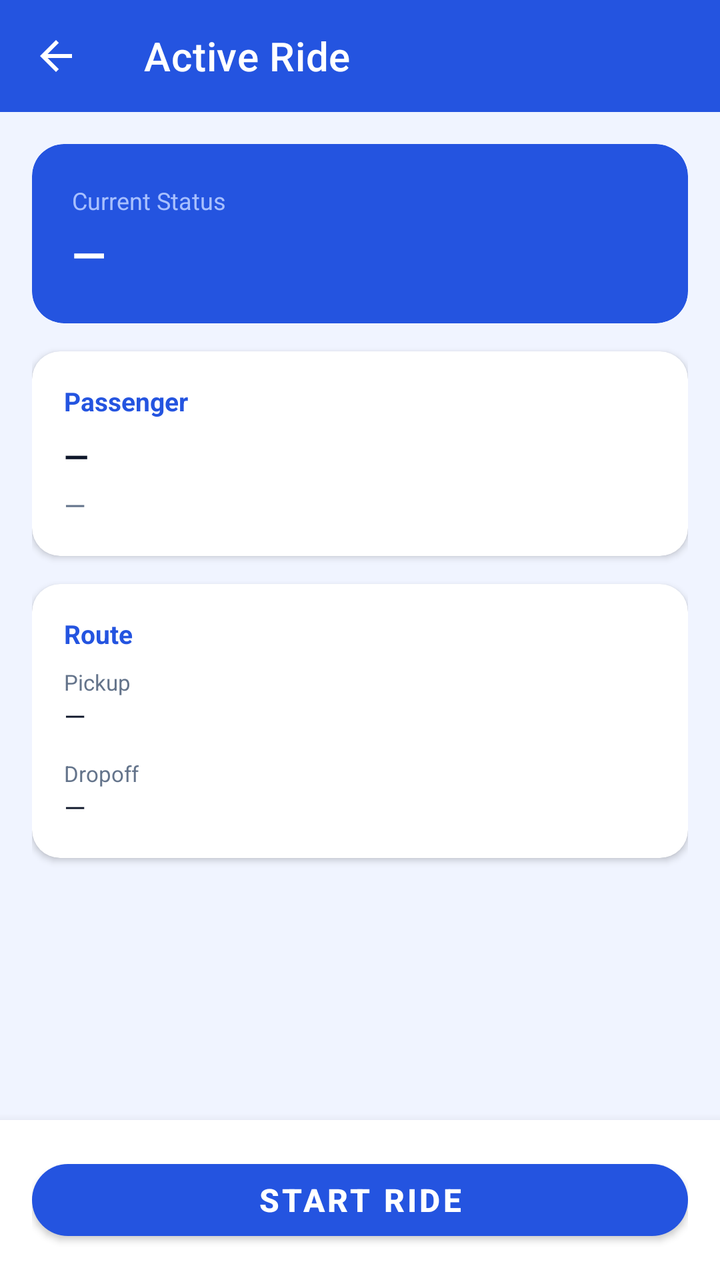
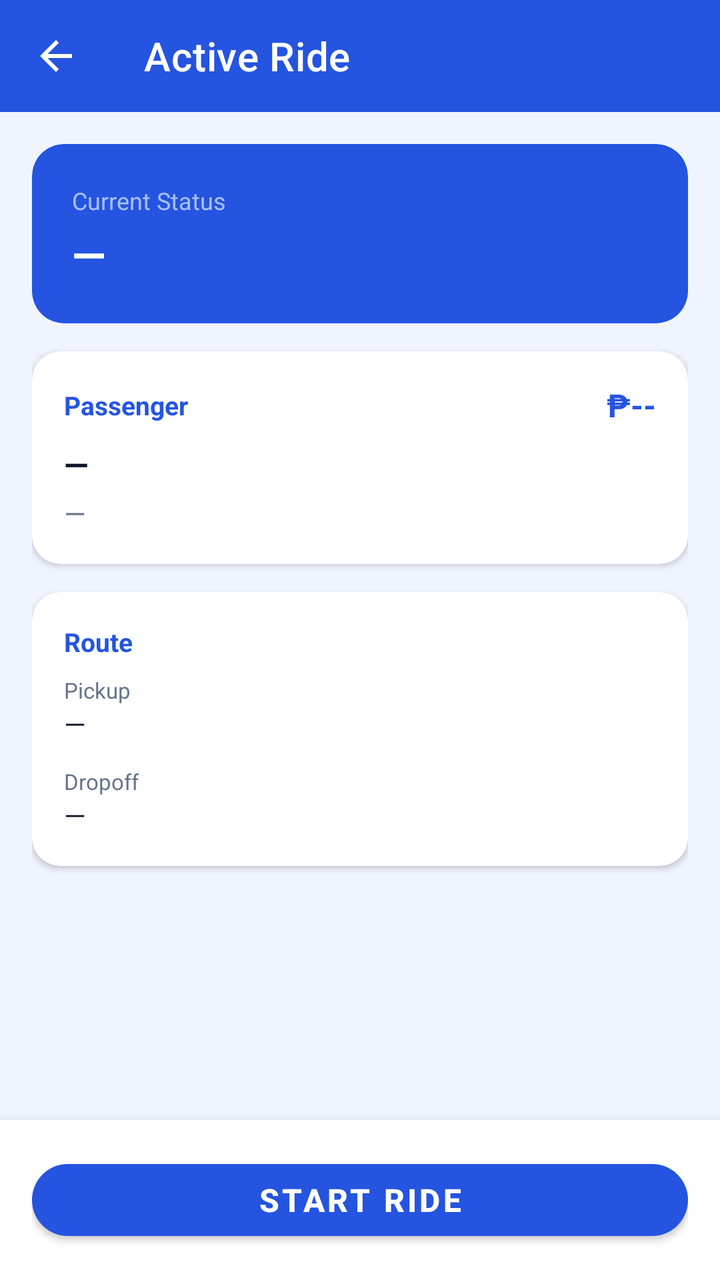

The first picture is an Android layout as it rendered before a commit; the second is the same layout after the commit. The layout source and the unified diff follow.
<!-- AndroidManifest.xml: application theme Theme.PiatMoveDriver -->
<!-- res/layout/activity_active_ride.xml -->
<?xml version="1.0" encoding="utf-8"?>
<LinearLayout xmlns:android="http://schemas.android.com/apk/res/android"
    xmlns:app="http://schemas.android.com/apk/res-auto"
    android:layout_width="match_parent"
    android:layout_height="match_parent"
    android:orientation="vertical"
    android:background="@color/colorBackground">

    <com.google.android.material.appbar.AppBarLayout
        android:layout_width="match_parent"
        android:layout_height="wrap_content">
        <com.google.android.material.appbar.MaterialToolbar
            android:id="@+id/toolbar"
            android:layout_width="match_parent"
            android:layout_height="?attr/actionBarSize"
            android:background="@color/colorPrimary"
            app:navigationIcon="@drawable/ic_back"
            app:title="@string/active_ride_title"
            app:titleTextColor="@color/white" />
    </com.google.android.material.appbar.AppBarLayout>

    <ScrollView
        android:layout_width="match_parent"
        android:layout_height="0dp"
        android:layout_weight="1">
        <LinearLayout
            android:layout_width="match_parent"
            android:layout_height="wrap_content"
            android:orientation="vertical"
            android:padding="16dp">

            
            <com.google.android.material.card.MaterialCardView
                android:layout_width="match_parent"
                android:layout_height="wrap_content"
                android:layout_marginBottom="14dp"
                app:cardBackgroundColor="@color/colorPrimary"
                app:cardCornerRadius="16dp"
                app:cardElevation="0dp">
                <LinearLayout
                    android:layout_width="match_parent"
                    android:layout_height="wrap_content"
                    android:orientation="vertical"
                    android:padding="20dp">
                    <TextView
                        android:layout_width="wrap_content"
                        android:layout_height="wrap_content"
                        android:text="Current Status"
                        android:textColor="@color/colorHeroSubtitle"
                        android:textSize="12sp" />
                    <TextView
                        android:id="@+id/tvStatus"
                        android:layout_width="wrap_content"
                        android:layout_height="wrap_content"
                        android:layout_marginTop="4dp"
                        android:text="—"
                        android:textColor="@color/white"
                        android:textSize="22sp"
                        android:textStyle="bold" />
                </LinearLayout>
            </com.google.android.material.card.MaterialCardView>

            
            <com.google.android.material.card.MaterialCardView
                android:layout_width="match_parent"
                android:layout_height="wrap_content"
                android:layout_marginBottom="14dp"
                app:cardCornerRadius="14dp"
                app:cardElevation="2dp">
                <LinearLayout
                    android:layout_width="match_parent"
                    android:layout_height="wrap_content"
                    android:orientation="vertical"
                    android:padding="16dp">
                    <TextView
                        android:layout_width="wrap_content"
                        android:layout_height="wrap_content"
                        android:layout_marginBottom="8dp"
                        android:text="Passenger"
                        android:textColor="@color/colorPrimary"
                        android:textSize="13sp"
                        android:textStyle="bold" />
                    <TextView
                        android:id="@+id/tvPassengerName"
                        android:layout_width="wrap_content"
                        android:layout_height="wrap_content"
                        android:text="—"
                        android:textColor="@color/black"
                        android:textSize="16sp"
                        android:textStyle="bold" />
                    <TextView
                        android:id="@+id/tvPassengerPhone"
                        android:layout_width="wrap_content"
                        android:layout_height="wrap_content"
                        android:layout_marginTop="4dp"
                        android:text="—"
                        android:textColor="@color/grey_text"
                        android:textSize="14sp" />
                </LinearLayout>
            </com.google.android.material.card.MaterialCardView>

            
            <com.google.android.material.card.MaterialCardView
                android:layout_width="match_parent"
                android:layout_height="wrap_content"
                android:layout_marginBottom="14dp"
                app:cardCornerRadius="14dp"
                app:cardElevation="2dp">
                <LinearLayout
                    android:layout_width="match_parent"
                    android:layout_height="wrap_content"
                    android:orientation="vertical"
                    android:padding="16dp">
                    <TextView
                        android:layout_width="wrap_content"
                        android:layout_height="wrap_content"
                        android:layout_marginBottom="8dp"
                        android:text="Route"
                        android:textColor="@color/colorPrimary"
                        android:textSize="13sp"
                        android:textStyle="bold" />
                    <TextView
                        android:layout_width="wrap_content"
                        android:layout_height="wrap_content"
                        android:text="@string/lbl_pickup"
                        android:textColor="@color/grey_text"
                        android:textSize="11sp" />
                    <TextView
                        android:id="@+id/tvPickup"
                        android:layout_width="match_parent"
                        android:layout_height="wrap_content"
                        android:layout_marginBottom="12dp"
                        android:text="—"
                        android:textColor="@color/black"
                        android:textSize="14sp" />
                    <TextView
                        android:layout_width="wrap_content"
                        android:layout_height="wrap_content"
                        android:text="@string/lbl_dropoff"
                        android:textColor="@color/grey_text"
                        android:textSize="11sp" />
                    <TextView
                        android:id="@+id/tvDropoff"
                        android:layout_width="match_parent"
                        android:layout_height="wrap_content"
                        android:text="—"
                        android:textColor="@color/black"
                        android:textSize="14sp" />
                </LinearLayout>
            </com.google.android.material.card.MaterialCardView>

        </LinearLayout>
    </ScrollView>

    
    <LinearLayout
        android:layout_width="match_parent"
        android:layout_height="wrap_content"
        android:background="@color/colorSurface"
        android:elevation="8dp"
        android:padding="16dp"
        android:orientation="vertical">

        <com.google.android.material.button.MaterialButton
            android:id="@+id/btnAction"
            android:layout_width="match_parent"
            android:layout_height="wrap_content"
            android:text="@string/btn_start_ride"
            android:textSize="16sp"
            android:textStyle="bold" />

        <ProgressBar
            android:id="@+id/progressBar"
            android:layout_width="wrap_content"
            android:layout_height="wrap_content"
            android:layout_gravity="center"
            android:layout_marginTop="8dp"
            android:visibility="gone" />
    </LinearLayout>

</LinearLayout>
<!-- resources referenced by this layout -->
<resources>
  <color name="black">#0F172A</color>
  <color name="colorBackground">#F0F4FF</color>
  <color name="colorHeroSubtitle">#A8C0FF</color>
  <color name="colorPrimary">#2454E0</color>
  <color name="colorSurface">#FFFFFF</color>
  <color name="grey_text">#64748B</color>
  <color name="white">#FFFFFF</color>
  <!-- drawable ic_back (drawable) -->
  <vector xmlns:android="http://schemas.android.com/apk/res/android"
      android:width="24dp"
      android:height="24dp"
      android:viewportWidth="24"
      android:viewportHeight="24">
      <path
          android:fillColor="@android:color/white"
          android:pathData="M20,11H7.83l5.59,-5.59L12,4l-8,8 8,8 1.41,-1.41L7.83,13H20v-2z" />
  </vector>
  <string name="active_ride_title">Active Ride</string>
  <string name="btn_start_ride">Start Ride</string>
  <string name="lbl_dropoff">Dropoff</string>
  <string name="lbl_pickup">Pickup</string>
  <style name="Theme.PiatMoveDriver" parent="Theme.MaterialComponents.DayNight.NoActionBar">
          <item name="colorPrimary">@color/colorPrimary</item>
          <item name="colorPrimaryVariant">@color/colorPrimaryDark</item>
          <item name="colorOnPrimary">@color/white</item>
          <item name="colorSecondary">@color/colorAccent</item>
          <item name="colorOnSecondary">@color/white</item>
          <item name="android:statusBarColor">@color/colorPrimaryDark</item>
          <item name="materialButtonStyle">@style/Widget.App.Button</item>
          <item name="materialButtonOutlinedStyle">@style/Widget.App.Button.Outlined</item>
          <item name="shapeAppearanceMediumComponent">@style/ShapeAppearance.App.MediumComponent</item>
      </style>
  <color name="colorPrimaryDark">#1D43B8</color>
  <color name="colorAccent">#12B76A</color>
  <style name="Widget.App.Button" parent="Widget.MaterialComponents.Button">
          <item name="cornerRadius">24dp</item>
          <item name="android:paddingTop">4dp</item>
          <item name="android:paddingBottom">4dp</item>
          <item name="android:minHeight">48dp</item>
      </style>
  <style name="Widget.App.Button.Outlined" parent="Widget.MaterialComponents.Button.OutlinedButton">
          <item name="cornerRadius">24dp</item>
          <item name="android:paddingTop">4dp</item>
          <item name="android:paddingBottom">4dp</item>
          <item name="android:minHeight">48dp</item>
      </style>
  <style name="ShapeAppearance.App.MediumComponent" parent="ShapeAppearance.MaterialComponents.MediumComponent">
          <item name="cornerSize">12dp</item>
      </style>
</resources>

<!-- the commit's change to res/layout/activity_active_ride.xml (unified diff, before → after) -->
@@ -72,14 +72,29 @@
                     android:layout_height="wrap_content"
                     android:orientation="vertical"
                     android:padding="16dp">
-                    <TextView
-                        android:layout_width="wrap_content"
-                        android:layout_height="wrap_content"
-                        android:layout_marginBottom="8dp"
-                        android:text="Passenger"
-                        android:textColor="@color/colorPrimary"
-                        android:textSize="13sp"
-                        android:textStyle="bold" />
+                    <LinearLayout
+                        android:layout_width="match_parent"
+                        android:layout_height="wrap_content"
+                        android:gravity="center_vertical"
+                        android:orientation="horizontal"
+                        android:layout_marginBottom="8dp">
+                        <TextView
+                            android:layout_width="0dp"
+                            android:layout_height="wrap_content"
+                            android:layout_weight="1"
+                            android:text="Passenger"
+                            android:textColor="@color/colorPrimary"
+                            android:textSize="13sp"
+                            android:textStyle="bold" />
+                        <TextView
+                            android:id="@+id/tvActiveFare"
+                            android:layout_width="wrap_content"
+                            android:layout_height="wrap_content"
+                            android:text="₱--"
+                            android:textColor="@color/colorPrimary"
+                            android:textSize="16sp"
+                            android:textStyle="bold" />
+                    </LinearLayout>
                     <TextView
                         android:id="@+id/tvPassengerName"
                         android:layout_width="wrap_content"
@@ -96,6 +111,19 @@
                         android:text="—"
                         android:textColor="@color/grey_text"
                         android:textSize="14sp" />
+                    <TextView
+                        android:id="@+id/tvActiveDiscount"
+                        android:layout_width="wrap_content"
+                        android:layout_height="wrap_content"
+                        android:layout_marginTop="8dp"
+                        android:background="#DCFCE7"
+                        android:paddingHorizontal="8dp"
+                        android:paddingVertical="3dp"
+                        android:text="🎓 Student (20% OFF)"
+                        android:textColor="#15803D"
+                        android:textSize="11sp"
+                        android:textStyle="bold"
+                        android:visibility="gone" />
                 </LinearLayout>
             </com.google.android.material.card.MaterialCardView>
 
